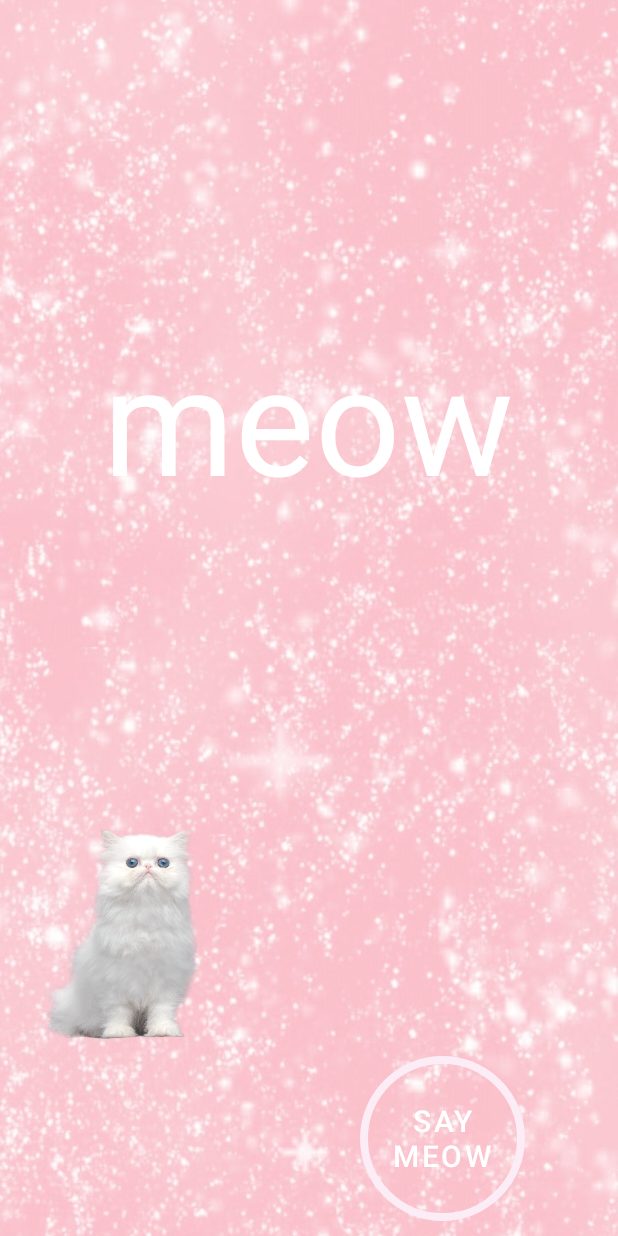
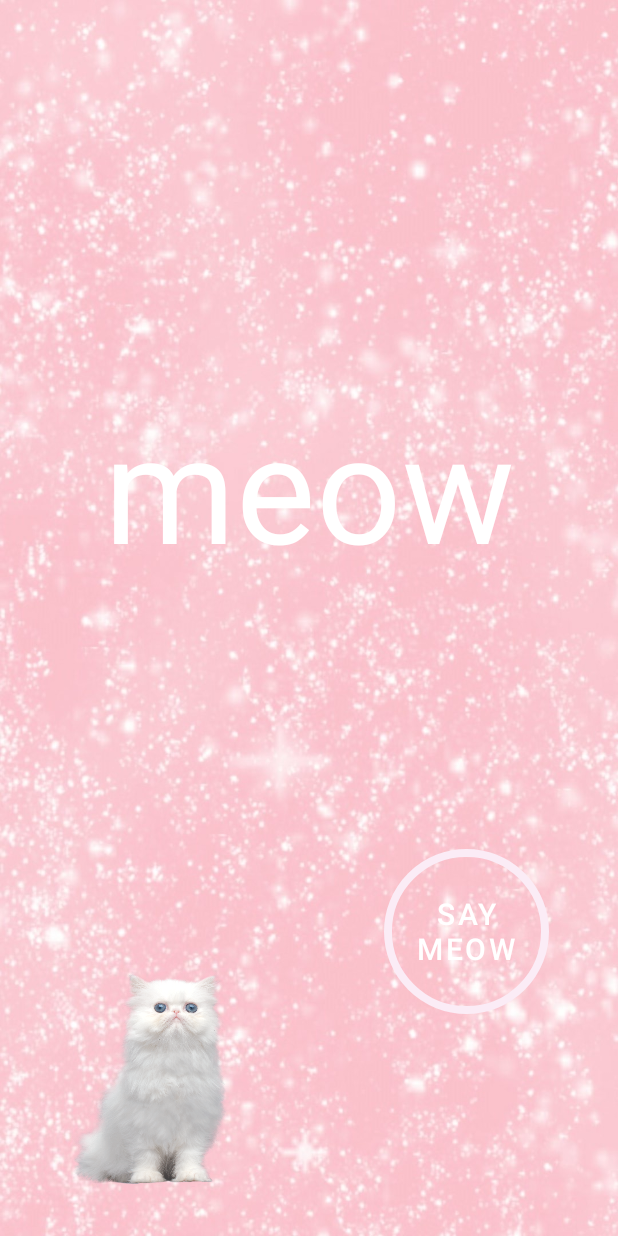
Before and after one commit to salosmarmeladom/KittySudoku, an Android app: the screen it shows after launch (MainActivity), on a phone screen of 412 x 824 dp. Run offline under Robolectric (Android 15) with nearby library versions, the phone set to English and light mode, and no system bars.

Commit message:
xml activity main changed

```diff
--- a/app/src/main/res/layout/activity_main.xml
+++ b/app/src/main/res/layout/activity_main.xml
@@ -1,5 +1,5 @@
 <?xml version="1.0" encoding="utf-8"?>
-<LinearLayout xmlns:android="http://schemas.android.com/apk/res/android"
+<androidx.constraintlayout.widget.ConstraintLayout xmlns:android="http://schemas.android.com/apk/res/android"
     xmlns:app="http://schemas.android.com/apk/res-auto"
     xmlns:tools="http://schemas.android.com/tools"
     android:layout_width="match_parent"
@@ -9,60 +9,45 @@
     android:padding="10dp"
     tools:context=".MainActivity">
 
-    <LinearLayout
-        android:layout_width="match_parent"
-        android:layout_height="0dp"
-        android:layout_weight="2"
-        android:orientation="vertical"
-        android:gravity="center">
-
     <TextView
+        android:id="@+id/textView"
         android:layout_width="wrap_content"
         android:layout_height="wrap_content"
         android:layout_margin="16dp"
         android:text="@string/greeting"
         android:textColor="@color/white"
-            android:textSize="100sp" />
+        android:textSize="100sp"
+        app:layout_constraintBottom_toBottomOf="parent"
+        app:layout_constraintEnd_toEndOf="parent"
+        app:layout_constraintHorizontal_bias="0.505"
+        app:layout_constraintStart_toStartOf="parent"
+        app:layout_constraintTop_toTopOf="parent"
+        app:layout_constraintVertical_bias="0.361" />
 
-    </LinearLayout>
-
-
-
-    <LinearLayout
-        android:layout_width="match_parent"
-        android:layout_height="0dp"
-        android:layout_weight="1"
-        android:orientation="horizontal">
-
-
-        <LinearLayout
-            android:layout_width="wrap_content"
-            android:layout_height="wrap_content"
-            android:layout_gravity="start|top"
-            android:layout_marginRight="80dp"
-            android:orientation="vertical">
     <ImageView
         android:id="@+id/imageView4"
         android:layout_width="150dp"
         android:layout_height="150dp"
+        app:layout_constraintBottom_toBottomOf="parent"
+        app:layout_constraintEnd_toEndOf="parent"
+        app:layout_constraintHorizontal_bias="0.076"
+        app:layout_constraintStart_toStartOf="parent"
+        app:layout_constraintTop_toTopOf="parent"
+        app:layout_constraintVertical_bias="0.967"
         app:srcCompat="@drawable/kitty" />
-        </LinearLayout>
 
-        <LinearLayout
-            android:layout_width="wrap_content"
-            android:layout_height="wrap_content"
-            android:layout_gravity="end|bottom"
-            android:orientation="vertical">
     <Button
         android:id="@+id/sayMeow"
         android:layout_width="110dp"
         android:layout_height="110dp"
         android:background="@drawable/button_start"
         android:text="@string/start"
-                android:textSize="20sp" />
-        </LinearLayout>
-    </LinearLayout>
+        android:textSize="20sp"
+        app:layout_constraintBottom_toBottomOf="parent"
+        app:layout_constraintEnd_toEndOf="parent"
+        app:layout_constraintHorizontal_bias="0.872"
+        app:layout_constraintStart_toStartOf="parent"
+        app:layout_constraintTop_toTopOf="parent"
+        app:layout_constraintVertical_bias="0.801" />
 
-
-
-</LinearLayout>
+</androidx.constraintlayout.widget.ConstraintLayout>
```
Lines whose indentation alone changed are shown as unchanged.
